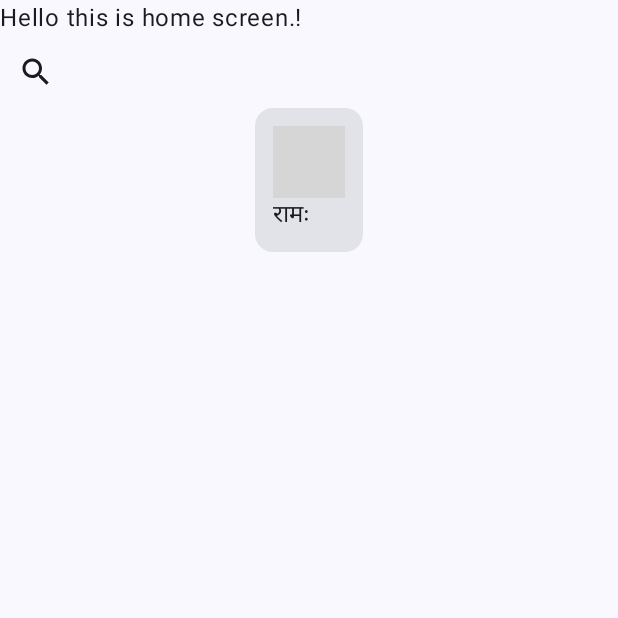
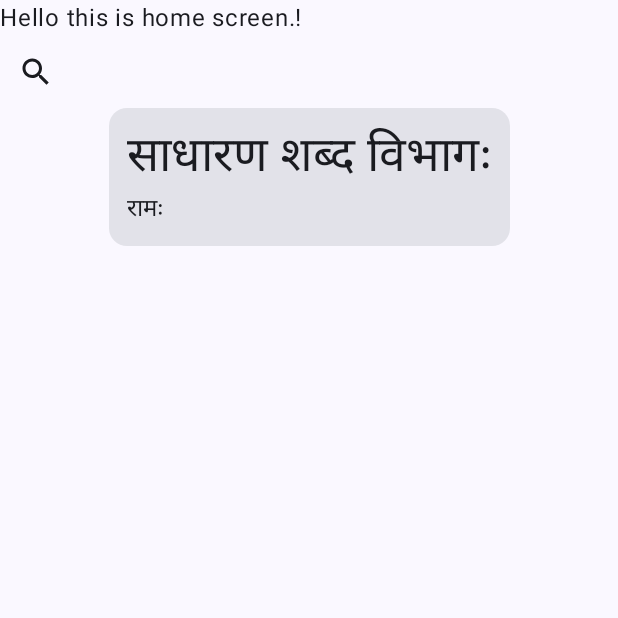
Before and after one commit to nxzef/sabdaroopa, an Android app built with Jetpack Compose: the screen it shows after launch (MainActivity), on a phone screen of 412 x 824 dp, the top half of it. Run offline under Robolectric (Android 15) with nearby library versions, the phone set to English and light mode, and no system bars; our stand-ins replace Dagger/Hilt's generated code, Room's generated code; grey boxes are pictures that could not be loaded.

Commit message:
Sanskrit text added.

```diff
--- a/app/src/main/res/values/strings.xml
+++ b/app/src/main/res/values/strings.xml
@@ -1,3 +1,4 @@
 <resources>
     <string name="app_name">Siddharoopa</string>
+    <string name="general_category">साधारण शब्द विभागः</string>
 </resources>
```
